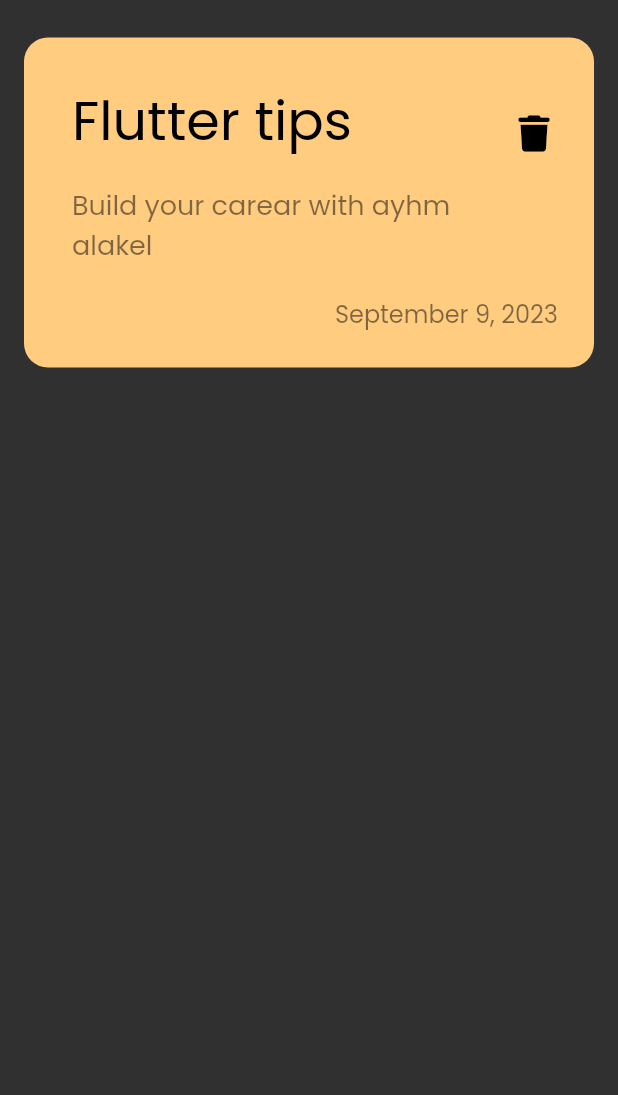
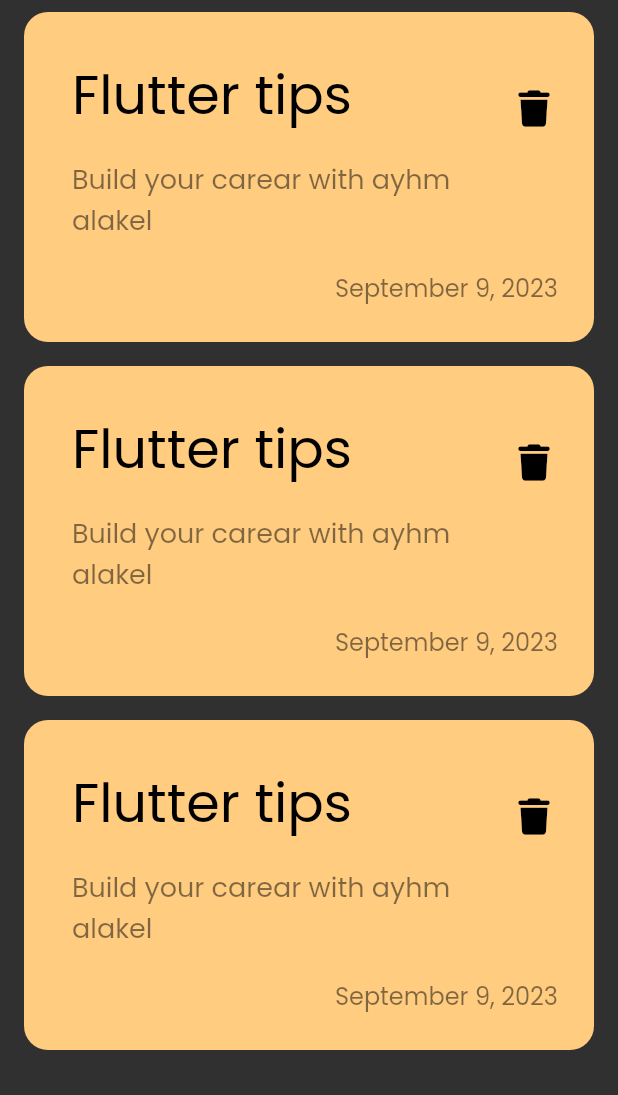
Before and after one commit to AYHM13x/notes_app, a Flutter app: the screen it shows after launch, on a phone screen of 412 x 824 dp, the part 141-1236 px from its top. Run offline on Flutter 3.47's test engine with Material 2 defaults, Android fonts, the phone set to English and light mode, and no system bars; our stand-ins replace font_awesome_flutter.

Commit message:
create list view builder of notes item

```diff
--- a/lib/custom_widgets/custom_note_item.dart
+++ b/lib/custom_widgets/custom_note_item.dart
@@ -11,7 +11,8 @@ class NoteItem extends StatelessWidget {
   @override
   Widget build(BuildContext context) {
     return Container(
-      padding: EdgeInsets.only(
+      //margin: const EdgeInsets.only(bottom: 12),
+      padding: const EdgeInsets.only(
         top: 24,
         bottom: 24,
         left: 16,
--- a/lib/custom_widgets/custom_search_icon_button.dart
+++ b/lib/custom_widgets/custom_search_icon_button.dart
@@ -6,6 +6,12 @@ class CustomSearchIconButton extends StatelessWidget {
   @override
   Widget build(BuildContext context) {
     return Container(
+      decoration: BoxDecoration(
+        color: Colors.white.withOpacity(0.05),
+        borderRadius: const BorderRadius.all(
+          Radius.circular(16),
+        ),
+      ),
       child: Center(
         child: IconButton(
           onPressed: () {},
@@ -15,12 +21,6 @@ class CustomSearchIconButton extends StatelessWidget {
           ),
         ),
       ),
-      decoration: BoxDecoration(
-        color: Colors.white.withOpacity(0.05),
-        borderRadius: BorderRadius.all(
-          Radius.circular(16),
-        ),
-      ),
     );
   }
 }
--- /dev/null
+++ b/lib/custom_widgets/notes_list_view.dart
@@ -0,0 +1,23 @@
+import 'package:flutter/material.dart';
+import 'package:notes_app/custom_widgets/custom_note_item.dart';
+
+class NotesListView extends StatelessWidget {
+  const NotesListView({
+    super.key,
+  });
+
+  @override
+  Widget build(BuildContext context) {
+    return Expanded(
+      child: ListView.builder(
+        itemCount: 10,
+        itemBuilder: (context, index) {
+          return const Padding(
+            padding: EdgeInsets.symmetric(vertical: 8),
+            child: NoteItem(),
+          );
+        },
+      ),
+    );
+  }
+}
--- a/lib/main.dart
+++ b/lib/main.dart
@@ -1,5 +1,5 @@
 import 'package:flutter/material.dart';
-import 'package:notes_app/views/notes_view.dart';
+import 'package:notes_app/views/notes_page.dart';
 
 void main() {
   runApp(NotesApp());
--- a/lib/widgets/note_body_view.dart
+++ b/lib/widgets/note_body_view.dart
@@ -1,6 +1,7 @@
 import 'package:flutter/material.dart';
 import 'package:notes_app/custom_widgets/custom_appbar.dart';
-import 'package:notes_app/custom_widgets/custom_note_item.dart';
+// import 'package:notes_app/custom_widgets/custom_note_item.dart';
+import 'package:notes_app/custom_widgets/notes_list_view.dart';
 
 class NoteViewBody extends StatelessWidget {
   const NoteViewBody({super.key});
@@ -16,10 +17,10 @@ class NoteViewBody extends StatelessWidget {
             height: 30,
           ),
           CustomAppBar(),
-          SizedBox(
-            height: 25,
-          ),
-          NoteItem(),
+          // SizedBox(
+          //   height: 8,
+          // ),
+          NotesListView(),
         ],
       ),
     );
```
Also changed, not shown: lib/custom_widgets/custom_delete_icon_button.dart (deleted, +0 -21 lines), lib/custom_widgets/date_of_note.dart (deleted, +0 -21 lines), lib/custom_widgets/desc_of_note.dart (deleted, +0 -20 lines), lib/views/notes_page.dart (renamed from lib/views/notes_view.dart).
